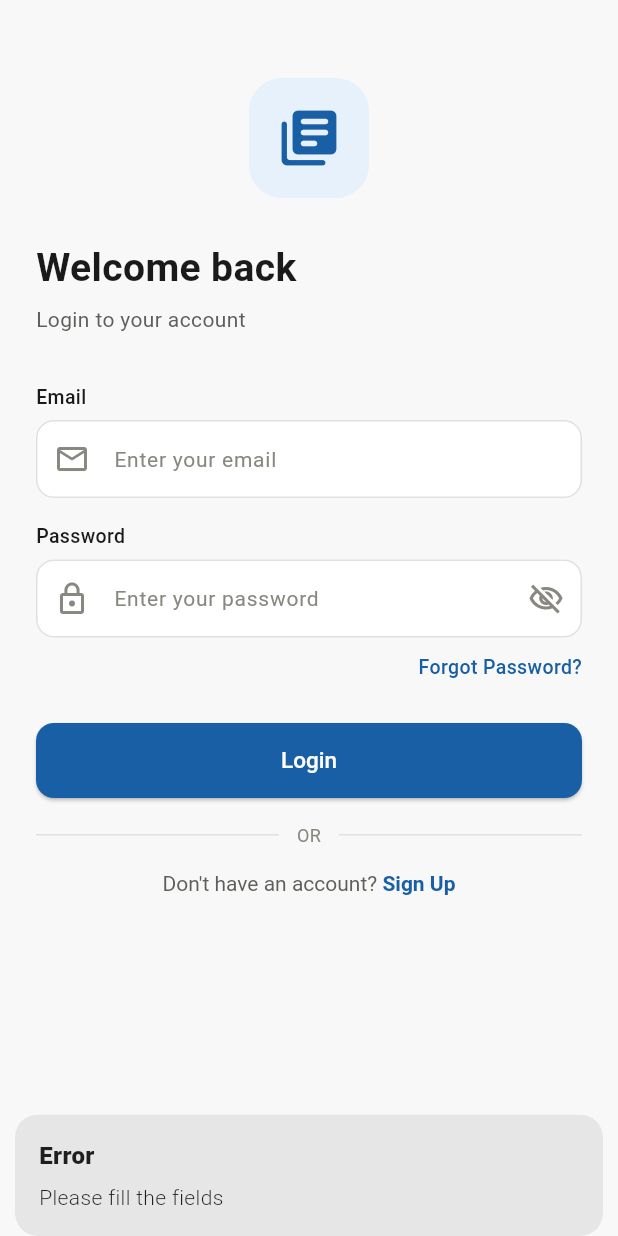
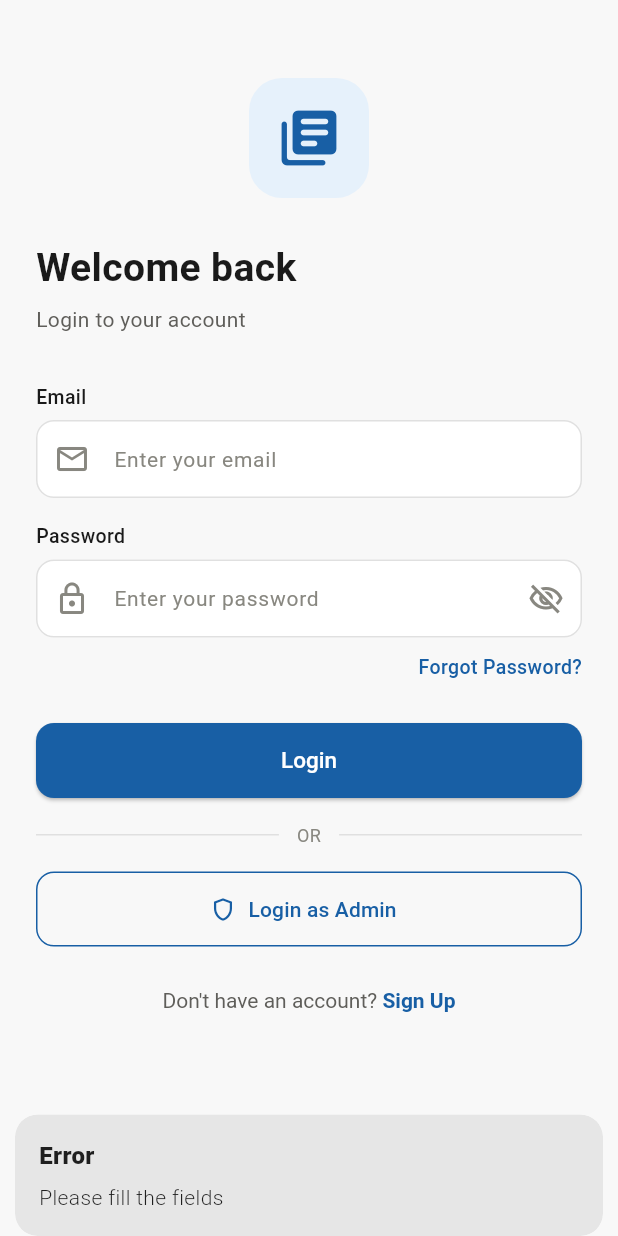
Before and after one commit to FaizMK01/Libraray-Mangement, a Flutter app: the screen it shows after launch, after a tap on "Login", on a phone screen of 412 x 824 dp. Run offline on Flutter 3.47's test engine with Material 3 defaults, Android fonts, the phone set to English and light mode, and no system bars; our stand-ins replace cloud_firestore, firebase_auth, firebase_core, get, get_storage; accounts and stored records are empty.

Commit message:
Completely Setup Done

```diff
--- a/lib/controllers/splash_controller.dart
+++ /dev/null
@@ -1,29 +0,0 @@
-import 'package:get/get.dart';
-import 'package:firebase_auth/firebase_auth.dart';
-import '../routes/app_routes.dart';
-
-class SplashController extends GetxController {
-  @override
-  void onInit() {
-    super.onInit();
-    _navigate();
-  }
-
-  Future<void> _navigate() async {
-    await Future.delayed(const Duration(seconds: 2));
-
-    final user = FirebaseAuth.instance.currentUser;
-
-    if (user == null) {
-      Get.offAllNamed(AppRoutes.login);
-      return;
-    }
-
-    // Check if admin
-    if (user.email == 'admin@gmail.com') {
-      Get.offAllNamed(AppRoutes.adminDashboard);
-    } else {
-      Get.offAllNamed(AppRoutes.userHome);
-    }
-  }
-}
--- a/lib/main.dart
+++ b/lib/main.dart
@@ -1,6 +1,7 @@
 import 'package:firebase_core/firebase_core.dart';
 import 'package:flutter/material.dart';
 import 'package:get/get.dart';
+import 'package:get_storage/get_storage.dart';
 
 import 'firebase_options.dart';
 import 'routes/app_routes.dart';
@@ -8,6 +9,7 @@ import 'utils/app_theme.dart';
 
 void main() async {
   WidgetsFlutterBinding.ensureInitialized();
+  await GetStorage.init(); // sabse pehle
   await Firebase.initializeApp(options: DefaultFirebaseOptions.currentPlatform);
   runApp(const MyApp());
 }
--- a/lib/routes/app_routes.dart
+++ b/lib/routes/app_routes.dart
@@ -1,6 +1,7 @@
 import 'package:get/get.dart';
 
 import '../screens/admin/admin_dashboard_screen.dart';
+import '../screens/admin/admin_login_view.dart';
 import '../screens/auth/forgot_password_screen.dart';
 import '../screens/auth/login_screen.dart';
 import '../screens/auth/signup_screen.dart';
@@ -14,6 +15,7 @@ class AppRoutes {
   static const forgotPassword = '/forgot-password';
   static const adminDashboard = '/admin-dashboard';
   static const userHome = '/user-home';
+  static const adminLoginView = '/admin-login-view';
 
   static final pages = [
     GetPage(name: splash, page: () => const SplashScreen()),
@@ -22,5 +24,6 @@ class AppRoutes {
     GetPage(name: forgotPassword, page: () => const ForgotPasswordScreen()),
     GetPage(name: adminDashboard, page: () => const AdminDashboardScreen()),
     GetPage(name: userHome, page: () => const UserHomeScreen()),
+    GetPage(name: adminLoginView, page: () => const AdminLoginView()),
   ];
 }
--- a/lib/screens/auth/login_screen.dart
+++ b/lib/screens/auth/login_screen.dart
@@ -176,28 +176,31 @@ class LoginScreen extends StatelessWidget {
               ),
               const SizedBox(height: 16),
 
-              // Login as Admin button
-              // OutlinedButton.icon(
-              //   onPressed: () {
-              //     controller.fillAdminCredentials();
-              //     controller.login();
-              //   },
-              //   icon: const Icon(Icons.shield_outlined,
-              //       color: AppColors.primary, size: 18),
-              //   label: const Text(
-              //     'Login as Admin',
-              //     style: TextStyle(
-              //         color: AppColors.primary,
-              //         fontWeight: FontWeight.w500),
-              //   ),
-              //   style: OutlinedButton.styleFrom(
-              //     minimumSize: const Size(double.infinity, 50),
-              //     side: const BorderSide(color: AppColors.primary),
-              //     shape: RoundedRectangleBorder(
-              //         borderRadius: BorderRadius.circular(12)),
-              //   ),
-              // ),
-              // const SizedBox(height: 28),
+              OutlinedButton.icon(
+                onPressed: () {
+                  Get.toNamed(AppRoutes.adminLoginView);
+                },
+                icon: const Icon(
+                  Icons.shield_outlined,
+                  color: AppColors.primary,
+                  size: 18,
+                ),
+                label: const Text(
+                  'Login as Admin',
+                  style: TextStyle(
+                    color: AppColors.primary,
+                    fontWeight: FontWeight.w500,
+                  ),
+                ),
+                style: OutlinedButton.styleFrom(
+                  minimumSize: const Size(double.infinity, 50),
+                  side: const BorderSide(color: AppColors.primary),
+                  shape: RoundedRectangleBorder(
+                    borderRadius: BorderRadius.circular(12),
+                  ),
+                ),
+              ),
+              const SizedBox(height: 28),
 
               // Don't have account
               Center(
--- a/lib/screens/auth/splash_screen.dart
+++ b/lib/screens/auth/splash_screen.dart
@@ -1,15 +1,48 @@
+import 'package:firebase_auth/firebase_auth.dart';
 import 'package:flutter/material.dart';
 import 'package:get/get.dart';
+import 'package:get_storage/get_storage.dart';
 
-import '../../controllers/splash_controller.dart';
+import '../../routes/app_routes.dart';
 import '../../utils/app_theme.dart';
 
-class SplashScreen extends StatelessWidget {
+class SplashScreen extends StatefulWidget {
   const SplashScreen({super.key});
 
   @override
+  State<SplashScreen> createState() => _SplashScreenState();
+}
+
+class _SplashScreenState extends State<SplashScreen> {
+  @override
+  void initState() {
+    super.initState();
+    _navigate();
+  }
+
+  Future<void> _navigate() async {
+    await Future.delayed(const Duration(seconds: 2));
+
+    // Admin check
+    final bool isAdminLoggedIn =
+        GetStorage().read<bool>('isAdminLoggedIn') ?? false;
+    if (isAdminLoggedIn) {
+      Get.offAllNamed(AppRoutes.adminDashboard);
+      return;
+    }
+
+    // User check
+    final user = FirebaseAuth.instance.currentUser;
+    if (user != null) {
+      Get.offAllNamed(AppRoutes.userHome);
+      return;
+    }
+
+    Get.offAllNamed(AppRoutes.login);
+  }
+
+  @override
   Widget build(BuildContext context) {
-    Get.put(SplashController());
     return Scaffold(
       backgroundColor: AppColors.primary,
       body: Center(
--- a/pubspec.yaml
+++ b/pubspec.yaml
@@ -41,6 +41,7 @@ dependencies:
   firebase_core: ^4.10.0
   firebase_auth: ^6.3.0
   cloud_firestore: ^6.2.0
+  get_storage: ^2.1.1
 
 dev_dependencies:
   flutter_test:
```
Also changed, not shown: lib/controllers/admin_login_controller.dart (added, +68 -0 lines), lib/screens/admin/admin_dashboard_screen.dart (+3 -4 lines), lib/screens/admin/admin_login_view.dart (added, +144 -0 lines), pubspec.lock.
